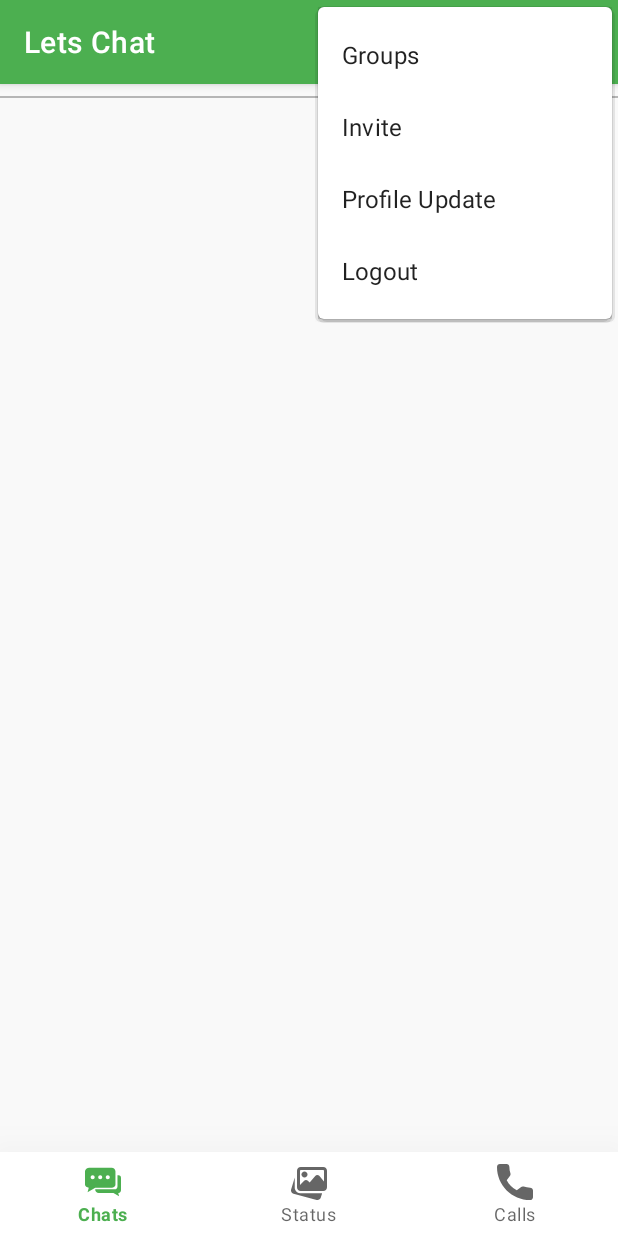
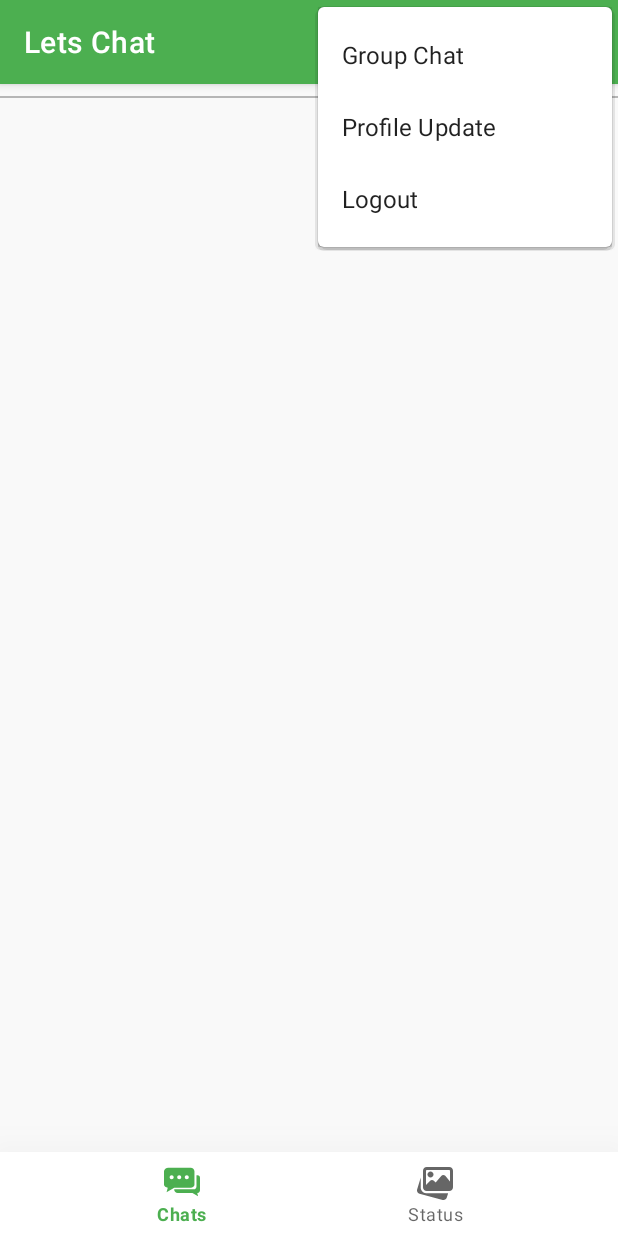
Before and after one commit to iamrakib097/LetsChat_SDP04, an Android app: the screen it shows after launch once a user with an empty profile is signed in (MainActivity), with the options menu open, on a phone screen of 412 x 824 dp. Run offline under Robolectric (Android 15) with nearby library versions, the phone set to English and light mode, and no system bars; our stand-ins replace Firebase (no records; nobody signed in at launch, a user with empty details on screens opened directly), Shimmer; libraries missing offline, so code that uses them is left out: omari.hamza.storyview; plain views replace ShimmerRecyclerView; pictures from the network do not load; Roboto replaces fonts that are not available here; 7 statements that could not run were skipped.

Commit message:
Some deletion on menu design

```diff
--- a/app/src/main/java/com/letschat/chatsapp/Activities/MainActivity.java
+++ b/app/src/main/java/com/letschat/chatsapp/Activities/MainActivity.java
@@ -9,7 +9,6 @@ import android.net.Uri;
 import android.os.Bundle;
 import android.view.Menu;
 import android.view.MenuItem;
-import android.widget.Toast;
 
 import androidx.annotation.NonNull;
 import androidx.annotation.Nullable;
@@ -308,9 +307,6 @@ public class MainActivity extends AppCompatActivity {
             case R.id.group:
                 startActivity(new Intent(MainActivity.this, GroupChatActivity.class));
                 break;
-            case R.id.search:
-                Toast.makeText(this, "Search clicked.", Toast.LENGTH_SHORT).show();
-                break;
             case R.id.proupdate:
                 startActivity(new Intent(MainActivity.this, SetupProfileActivity.class));
                 break;
--- a/app/src/main/res/menu/menu.xml
+++ b/app/src/main/res/menu/menu.xml
@@ -9,8 +9,4 @@
         android:id="@+id/status"
         android:icon="@drawable/ic_status"
         android:title="Status" />
-    <item
-        android:id="@+id/calls"
-        android:icon="@drawable/ic_call"
-        android:title="Calls" />
 </menu>
--- a/app/src/main/res/menu/topmenu.xml
+++ b/app/src/main/res/menu/topmenu.xml
@@ -3,16 +3,8 @@
     xmlns:android="http://schemas.android.com/apk/res/android">
 
     <item
-        android:id="@+id/search"
-        android:icon="@drawable/ic_search"
-        android:title="Search"
-        app:showAsAction="always" />
-    <item
         android:id="@+id/group"
-        android:title="Groups" />
-    <item
-        android:id="@+id/invite"
-        android:title="Invite" />
+        android:title="Group Chat" />
     <item
         android:id="@+id/proupdate"
         android:title="Profile Update" />
```
Also changed, not shown: app/src/main/res/menu/chat_menu.xml (+0 -10 lines).
